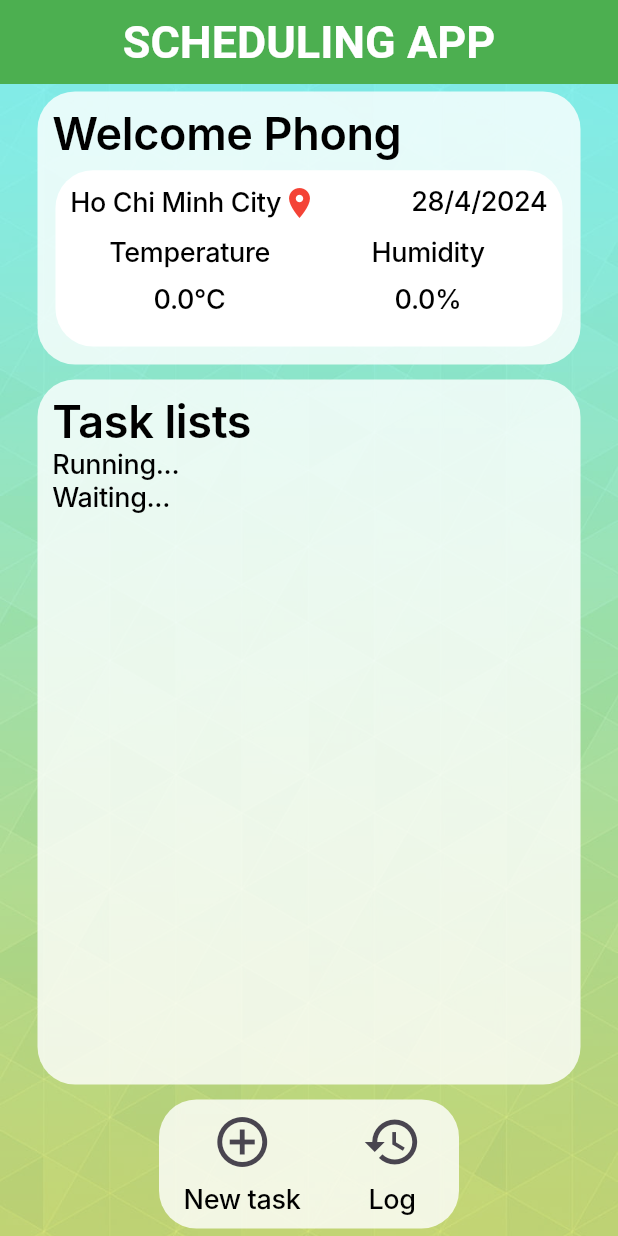
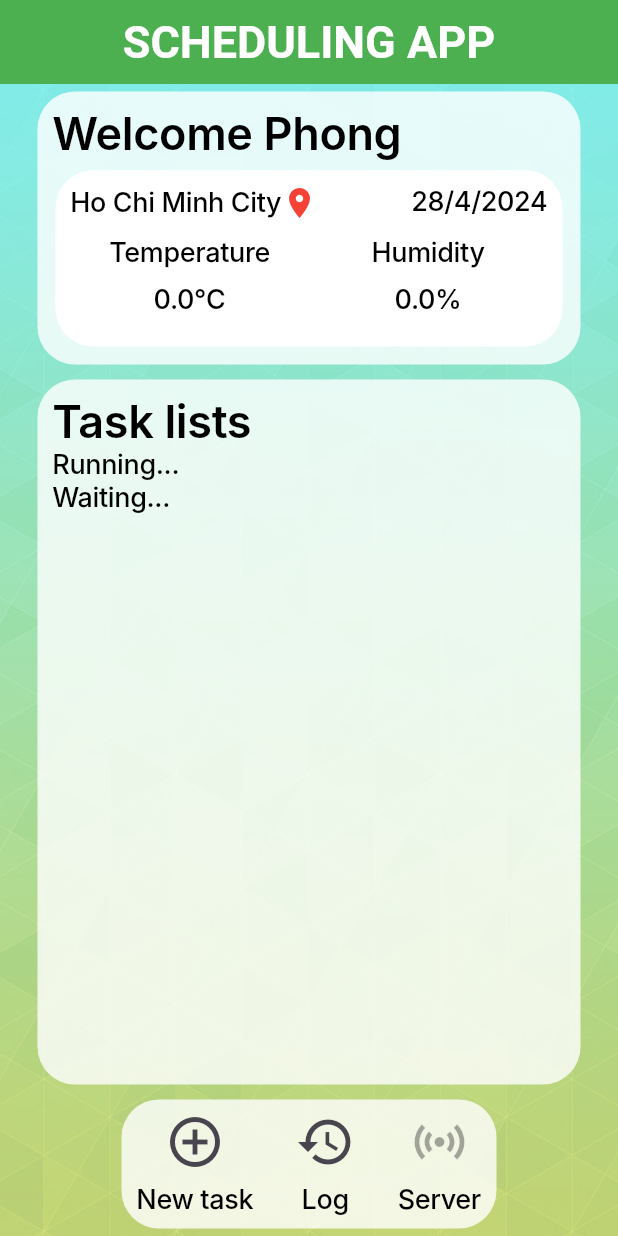
Before and after one commit to kido2k3/IOT_SMART_FARM, a Flutter app: the screen it shows after launch, on a phone screen of 412 x 824 dp. Run offline on Flutter 3.47's test engine with Material 3 defaults, Android fonts, the phone set to English and light mode, and no system bars; our stand-ins replace mvc_pattern; missing offline and left inert: mqtt_client; Roboto replaces fonts that are missing (Inter).

Commit message:
update server tool, change key and username

```diff
--- a/appMobi/lib/home_page/task_box/task_box.dart
+++ b/appMobi/lib/home_page/task_box/task_box.dart
@@ -13,6 +13,7 @@ class _TaskBoxState extends State<TaskBox> {
 
   @override
   Widget build(BuildContext context) {
+
     return Container(
       width: MediaQuery.of(context).size.width,
       decoration: BoxDecoration(
--- a/appMobi/lib/home_page/tool_bar/tool_bar.dart
+++ b/appMobi/lib/home_page/tool_bar/tool_bar.dart
@@ -1,5 +1,5 @@
-
-
+import 'package:app_mobi/home_page/tool_bar/tool_bar_presenter.dart';
+import 'package:app_mobi/home_page/tool_bar/tool_bar_view.dart';
 import 'package:app_mobi/my_share/my_text_style.dart';
 import 'package:flutter/material.dart';
 
@@ -10,48 +10,68 @@ class ToolBar extends StatefulWidget {
   State<ToolBar> createState() => _ToolBarState();
 }
 
-class _ToolBarState extends State<ToolBar> {
+class _ToolBarState extends State<ToolBar> implements ToolBarView {
+  bool _isConnected = true;
+  late ToolBarPresenter _presenter;
+  @override
+  void initState() {
+    // TODO: implement initState
+    super.initState();
+    _presenter = toolBarPresenter;
+    _presenter.attachView(this);
+  }
+
   @override
   Widget build(BuildContext context) {
     return Container(
-      width: 200,
+      width: 250,
       decoration: BoxDecoration(
           color: Colors.white.withOpacity(0.8),
           borderRadius: BorderRadius.circular(25)),
-      margin:const EdgeInsets.symmetric(vertical: 5, horizontal: 25),
+      margin: const EdgeInsets.symmetric(vertical: 5, horizontal: 25),
       child: Row(
         mainAxisAlignment: MainAxisAlignment.spaceAround,
         children: [
           Column(
             children: [
               IconButton(
-                onPressed: () {
-                },
-                icon: const Icon(Icons.add_circle_outline_outlined, size: 40)
-              ),
-              Text(
-                'New task',
-                textAlign: TextAlign.center,
-                style: MyTextStyle.weather
-              ),
+                  onPressed: () {},
+                  icon: const Icon(Icons.add_circle_outline, size: 40)),
+              Text('New task',
+                  textAlign: TextAlign.center, style: MyTextStyle.weather),
             ],
           ),
           Column(
             children: [
               IconButton(
-                  onPressed: () {
-                  },
-                  icon: const Icon(Icons.history_outlined, size: 40)
-              ),
-              Text(
-                  'Log',
-                  textAlign: TextAlign.center,
-                  style: MyTextStyle.weather
-              ),
+                  onPressed: () {}, icon: const Icon(Icons.history, size: 40)),
+              Text('Log',
+                  textAlign: TextAlign.center, style: MyTextStyle.weather),
+            ],
+          ),
+          Column(
+            children: [
+              IconButton(
+                  onPressed: _isConnected
+                      ? null : (){_presenter.serverOnPressed(context);},
+                  icon: Icon(_isConnected ? Icons.sensors : Icons.sensors_off,
+                      size: 40)),
+              Text('Server',
+                  textAlign: TextAlign.center, style: MyTextStyle.weather),
             ],
           )
         ],
       ),
     );
   }
+
+
+
+  @override
+  void setStatus(bool status) {
+    // TODO: implement updateStatus
+    setState(() {
+      _isConnected = status;
+    });
+  }
 }
--- a/appMobi/lib/home_page/tool_bar/tool_bar_view.dart
+++ b/appMobi/lib/home_page/tool_bar/tool_bar_view.dart
@@ -0,0 +1,7 @@
+
+import 'package:app_mobi/mvp/mvp_view.dart';
+
+abstract class ToolBarView extends MvpView{
+  void setStatus(bool status);
+
+}
```
Also changed, not shown: appMobi/lib/home_page/tool_bar/tool_bar_presenter.dart (+51 -0 lines), appMobi/lib/model/adafruit_server.dart (+3 -6 lines), appMobi/lib/model/network/mqtt_help.dart (+10 -3 lines).
